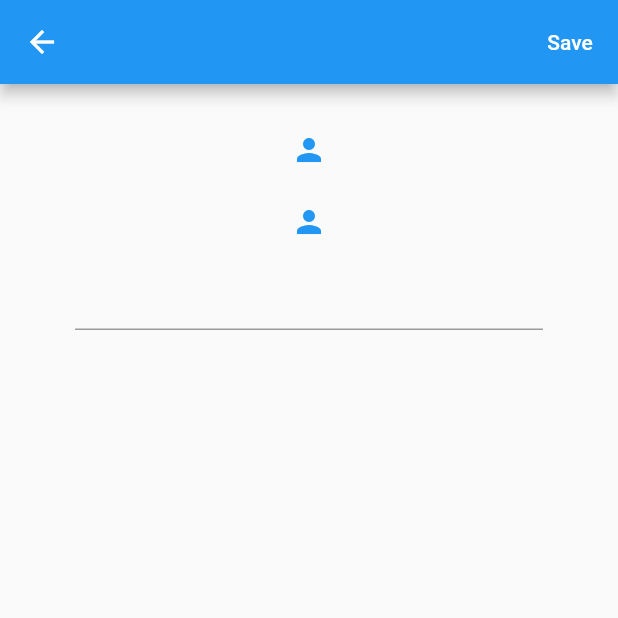
After one commit to QQQIANQ/twistic, a Flutter app: the screen it shows once a user with an empty profile is signed in, in the side drawer, after a tap on "Edit", on a phone screen of 412 x 824 dp, the top half of it. The commit adds this screen. Run offline on Flutter 3.47's test engine with Material 2 defaults, Android fonts, the phone set to English and light mode, and no system bars; our stand-ins replace cloud_firestore, firebase_auth, firebase_core, firebase_storage, image_picker; accounts and stored records are empty; network calls fail.

Commit message:
Upload user's profile and banner images

```diff
--- a/lib/main.dart
+++ b/lib/main.dart
@@ -13,7 +13,6 @@ void main() async {
 class MyApp extends StatelessWidget {
   final Future<FirebaseApp> _initialization = Firebase.initializeApp();
 
-
   @override
   Widget build(BuildContext context) {
     return FutureBuilder(
@@ -27,16 +26,20 @@ class MyApp extends StatelessWidget {
 
         // Once complete, show your application
         if (snapshot.connectionState == ConnectionState.done) {
-
           return StreamProvider<UserModel?>.value(
             value: AuthService().user,
-            child: MaterialApp(home: Wrapper(),),
+            child: const MaterialApp(
+              home: Wrapper(),
+            ),
             initialData: null,
           );
         }
 
         // Otherwise, show something whilst waiting for initialization to complete
-        return const Text("Loading",textDirection: TextDirection.ltr,);
+        return const Text(
+          "Loading",
+          textDirection: TextDirection.ltr,
+        );
       },
     );
   }
--- a/lib/screens/main/home.dart
+++ b/lib/screens/main/home.dart
@@ -32,6 +32,12 @@ class Home extends StatelessWidget {
               },
             ),
             ListTile(
+              title: Text('Edit'),
+              onTap: ()  {
+                Navigator.pushNamed(context, '/edit');
+              },
+            ),
+            ListTile(
               title: Text('Log out'),
               onTap: () async {
                 _authService.signOut();
--- /dev/null
+++ b/lib/screens/main/profile/edit.dart
@@ -0,0 +1,71 @@
+import 'dart:io';
+
+import 'package:flutter/material.dart';
+import 'package:image_picker/image_picker.dart';
+import 'package:twistic/services/userinfo.dart';
+
+class Edit extends StatefulWidget {
+  Edit({Key? key}) : super(key: key);
+
+  @override
+  _EditState createState() => _EditState();
+}
+
+class _EditState extends State<Edit> {
+
+  final UserService _userService = UserService();
+
+  File? _profileImage;
+  File? _bannerImage;
+  final picker = ImagePicker();
+  String name = '';
+
+  Future getImage(int type) async {
+    final pickedFile = await picker.getImage(source: ImageSource.camera);
+    setState(() {
+      if (pickedFile != null && type == 0) {
+        _profileImage = File(pickedFile.path);
+      }
+      if (pickedFile != null && type == 1) {
+        _bannerImage = File(pickedFile.path);
+      }
+    });
+  }
+
+  @override
+  Widget build(BuildContext context) {
+    return Scaffold(
+
+      appBar: AppBar(
+        actions: [
+      TextButton(
+      style: TextButton.styleFrom(
+      primary: Colors.white,
+      ), onPressed: () async {
+        await _userService.updateProfile(_bannerImage!, _profileImage!, name);
+              Navigator.pop(context);
+      },
+      child: Text('Save'))
+    ],
+    ),
+
+    body: Container(
+    padding: EdgeInsets.symmetric(vertical: 20, horizontal: 50),
+    child: Form(
+    child: Column(
+    children: [
+    TextButton(onPressed: () => getImage(0),
+    child: _profileImage == null ? const Icon(Icons.person) : Image.file(_profileImage!, height: 100,)),
+    TextButton(onPressed: () => getImage(1),
+    child: _bannerImage == null ? const Icon(Icons.person) : Image.file(_bannerImage!, height: 100,)),
+    TextFormField(
+    onChanged: (val) =>
+    setState(() {name = val;}),
+    )
+    ],
+    ),
+    ),
+    ),
+    );
+  }
+}
--- a/lib/screens/wrapper.dart
+++ b/lib/screens/wrapper.dart
@@ -4,6 +4,7 @@ import 'package:twistic/models/user.dart';
 import 'package:twistic/screens/auth/signup.dart';
 import 'package:twistic/screens/main/home.dart';
 import 'package:twistic/screens/main/posts/add.dart';
+import 'package:twistic/screens/main/profile/edit.dart';
 import 'package:twistic/screens/main/profile/profile.dart';
 
 class Wrapper extends StatelessWidget {
@@ -24,6 +25,7 @@ class Wrapper extends StatelessWidget {
         '/': (context) => Home(),
         '/add': (context) => Add(),
         '/profile': (context) => Profile(),
+        '/edit' : (context) => Edit(),
       }
     );
   }
--- a/pubspec.yaml
+++ b/pubspec.yaml
@@ -37,7 +37,8 @@ dependencies:
   random_pk: ^0.0.3
   firebase_core: ^1.7.0
   cloud_firestore: ^2.5.3
-
+  firebase_storage: ^10.0.5
+  image_picker: ^0.8.4+2
 
   # The following adds the Cupertino Icons font to your application.
   # Use with the CupertinoIcons class for iOS style icons.
```
Also changed, not shown: lib/services/auth.dart (+14 -13 lines), lib/services/userinfo.dart (added, +42 -0 lines), lib/services/utils.dart (added, +21 -0 lines), pubspec.lock.
